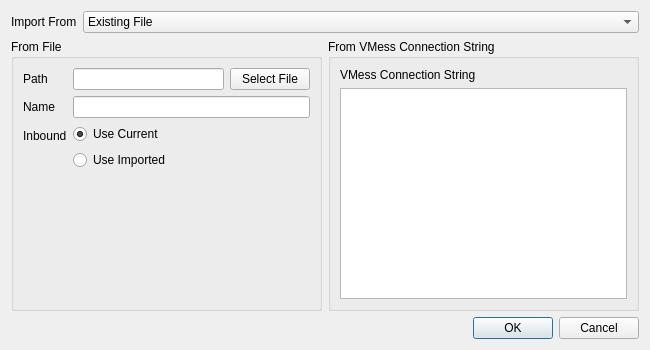
First picture: the form in src/ImportConfig.ui, repository darsvador/qvssr, before the edit.
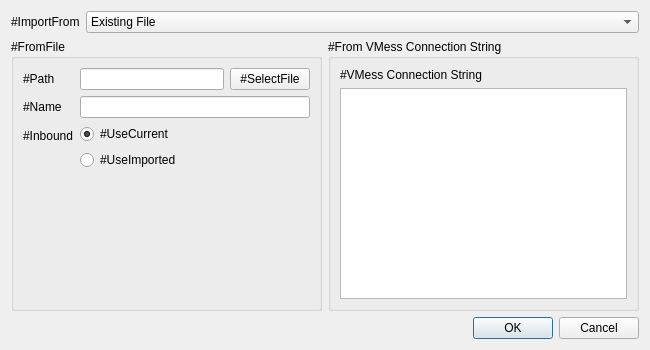
Second picture: the form after the edit.

```diff
--- a/src/ImportConfig.ui
+++ b/src/ImportConfig.ui
@@ -25,7 +25,7 @@
      <item>
       <widget class="QLabel" name="label">
        <property name="text">
-        <string>Import From</string>
+        <string>#ImportFrom</string>
        </property>
       </widget>
      </item>
@@ -48,13 +48,13 @@
    <item row="1" column="0">
     <widget class="QGroupBox" name="fromFileGroupBox">
      <property name="title">
-      <string>From File</string>
+      <string>#FromFile</string>
      </property>
      <layout class="QFormLayout" name="formLayout">
       <item row="0" column="0">
        <widget class="QLabel" name="fileLabel">
         <property name="text">
-         <string>Path</string>
+         <string>#Path</string>
         </property>
        </widget>
       </item>
@@ -70,7 +70,7 @@
         <item>
          <widget class="QPushButton" name="selectFileBtn">
           <property name="text">
-           <string>Select File</string>
+           <string>#SelectFile</string>
           </property>
          </widget>
         </item>
@@ -79,7 +79,7 @@
       <item row="1" column="0">
        <widget class="QLabel" name="aliasLabel">
         <property name="text">
-         <string>Name</string>
+         <string>#Name</string>
         </property>
        </widget>
       </item>
@@ -89,7 +89,7 @@
       <item row="2" column="0">
        <widget class="QLabel" name="label_2">
         <property name="text">
-         <string>Inbound</string>
+         <string>#Inbound</string>
         </property>
        </widget>
       </item>
@@ -98,7 +98,7 @@
         <item>
          <widget class="QRadioButton" name="useCurrentSettingRidBtn">
           <property name="text">
-           <string>Use Current</string>
+           <string>#UseCurrent</string>
           </property>
           <property name="checked">
            <bool>true</bool>
@@ -108,7 +108,7 @@
         <item>
          <widget class="QRadioButton" name="useImportedRidBtn">
           <property name="text">
-           <string>Use Imported</string>
+           <string>#UseImported</string>
           </property>
          </widget>
         </item>
@@ -120,13 +120,13 @@
    <item row="1" column="1">
     <widget class="QGroupBox" name="fromVMessGroupBox">
      <property name="title">
-      <string>From VMess Connection String</string>
+      <string>#From VMess Connection String</string>
      </property>
      <layout class="QVBoxLayout" name="verticalLayout_2">
       <item>
        <widget class="QLabel" name="label_3">
         <property name="text">
-         <string>VMess Connection String</string>
+         <string>#VMess Connection String</string>
         </property>
        </widget>
       </item>
```
Left out of the diff: 9 changed lines with no effect on the pictures.
